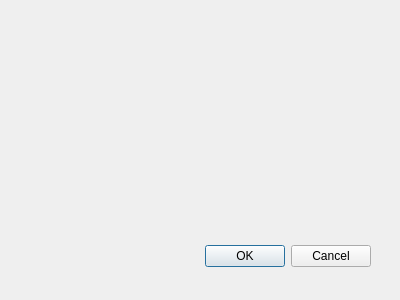
krre/afterglow, file Source/UI/RustInstaller.ui: the form before one commit.
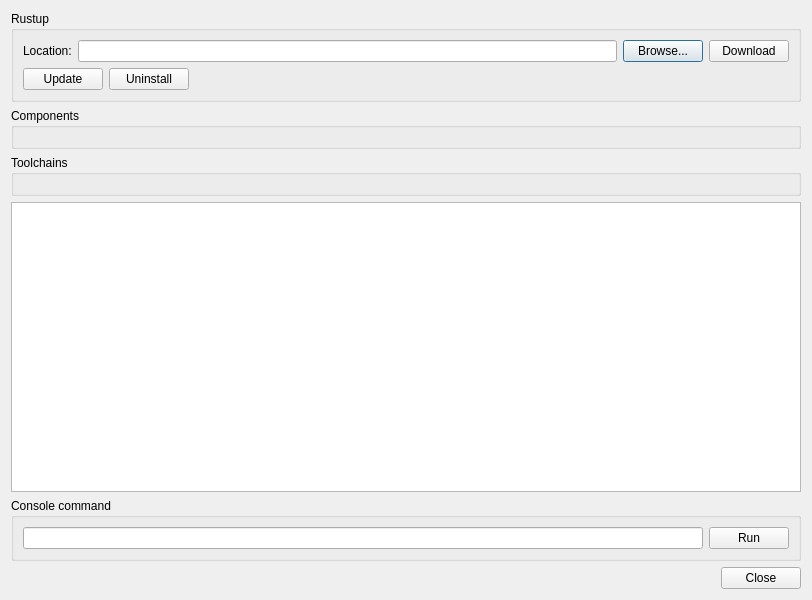
The form after the commit.

Commit message: Setup Rust Installer dialog

Patch:
```diff
--- a/Source/UI/RustInstaller.ui
+++ b/Source/UI/RustInstaller.ui
@@ -6,29 +6,135 @@
    <rect>
     <x>0</x>
     <y>0</y>
-    <width>400</width>
-    <height>300</height>
+    <width>812</width>
+    <height>600</height>
    </rect>
   </property>
   <property name="windowTitle">
    <string>Rust Installer</string>
   </property>
-  <widget class="QDialogButtonBox" name="buttonBox">
-   <property name="geometry">
-    <rect>
-     <x>30</x>
-     <y>240</y>
-     <width>341</width>
-     <height>32</height>
-    </rect>
-   </property>
-   <property name="orientation">
-    <enum>Qt::Horizontal</enum>
-   </property>
-   <property name="standardButtons">
-    <set>QDialogButtonBox::Cancel|QDialogButtonBox::Ok</set>
-   </property>
-  </widget>
+  <layout class="QVBoxLayout" name="verticalLayout">
+   <item>
+    <widget class="QGroupBox" name="groupBox">
+     <property name="title">
+      <string>Rustup</string>
+     </property>
+     <layout class="QVBoxLayout" name="verticalLayout_2">
+      <item>
+       <layout class="QHBoxLayout" name="horizontalLayout_2">
+        <item>
+         <widget class="QLabel" name="label">
+          <property name="text">
+           <string>Location:</string>
+          </property>
+         </widget>
+        </item>
+        <item>
+         <widget class="QLineEdit" name="lineEditRustup"/>
+        </item>
+        <item>
+         <widget class="QPushButton" name="pushButtonBrowse">
+          <property name="text">
+           <string>Browse...</string>
+          </property>
+         </widget>
+        </item>
+        <item>
+         <widget class="QPushButton" name="pushButtonDownload">
+          <property name="text">
+           <string>Download</string>
+          </property>
+         </widget>
+        </item>
+       </layout>
+      </item>
+      <item>
+       <layout class="QHBoxLayout" name="horizontalLayout_3">
+        <item>
+         <widget class="QPushButton" name="pushButtonUpdate">
+          <property name="text">
+           <string>Update</string>
+          </property>
+         </widget>
+        </item>
+        <item>
+         <widget class="QPushButton" name="pushButtonUninstall">
+          <property name="text">
+           <string>Uninstall</string>
+          </property>
+         </widget>
+        </item>
+        <item>
+         <spacer name="horizontalSpacer">
+          <property name="orientation">
+           <enum>Qt::Horizontal</enum>
+          </property>
+          <property name="sizeHint" stdset="0">
+           <size>
+            <width>40</width>
+            <height>20</height>
+           </size>
+          </property>
+         </spacer>
+        </item>
+       </layout>
+      </item>
+     </layout>
+    </widget>
+   </item>
+   <item>
+    <widget class="QGroupBox" name="groupBox_2">
+     <property name="title">
+      <string>Components</string>
+     </property>
+     <layout class="QVBoxLayout" name="verticalLayout_3"/>
+    </widget>
+   </item>
+   <item>
+    <widget class="QGroupBox" name="groupBox_3">
+     <property name="title">
+      <string>Toolchains</string>
+     </property>
+     <layout class="QVBoxLayout" name="verticalLayout_4"/>
+    </widget>
+   </item>
+   <item>
+    <widget class="QPlainTextEdit" name="plainTextEdit">
+     <property name="readOnly">
+      <bool>true</bool>
+     </property>
+    </widget>
+   </item>
+   <item>
+    <widget class="QGroupBox" name="groupBox_4">
+     <property name="title">
+      <string>Console command</string>
+     </property>
+     <layout class="QHBoxLayout" name="horizontalLayout_4">
+      <item>
+       <widget class="QLineEdit" name="lineEditCommand"/>
+      </item>
+      <item>
+       <widget class="QPushButton" name="pushButtonRun">
+        <property name="text">
+         <string>Run</string>
+        </property>
+       </widget>
+      </item>
+     </layout>
+    </widget>
+   </item>
+   <item>
+    <widget class="QDialogButtonBox" name="buttonBox">
+     <property name="orientation">
+      <enum>Qt::Horizontal</enum>
+     </property>
+     <property name="standardButtons">
+      <set>QDialogButtonBox::Close</set>
+     </property>
+    </widget>
+   </item>
+  </layout>
  </widget>
  <resources/>
  <connections>
```
